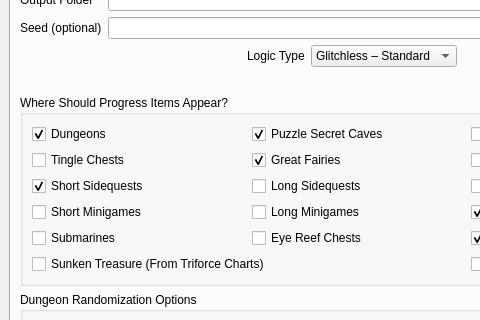
Above: wwr_ui/randomizer_window.ui from wooferzfg/wwrando before the change; both pictures show x 0 to 480 and y 83 to 403 of the 950 by 750 pixel window. Below: the same form after it.
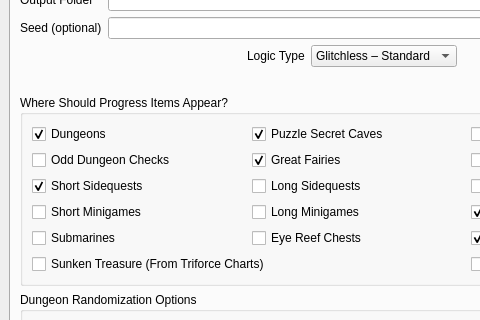
That is the form after the change.

Patch:
```diff
--- a/wwr_ui/randomizer_window.ui
+++ b/wwr_ui/randomizer_window.ui
@@ -365,7 +365,7 @@
                <item row="2" column="0">
                 <widget class="QCheckBox" name="progression_tingle_chests">
                  <property name="text">
-                  <string>Tingle Chests</string>
+                  <string>Odd Dungeon Checks</string>
                  </property>
                 </widget>
                </item>
```
